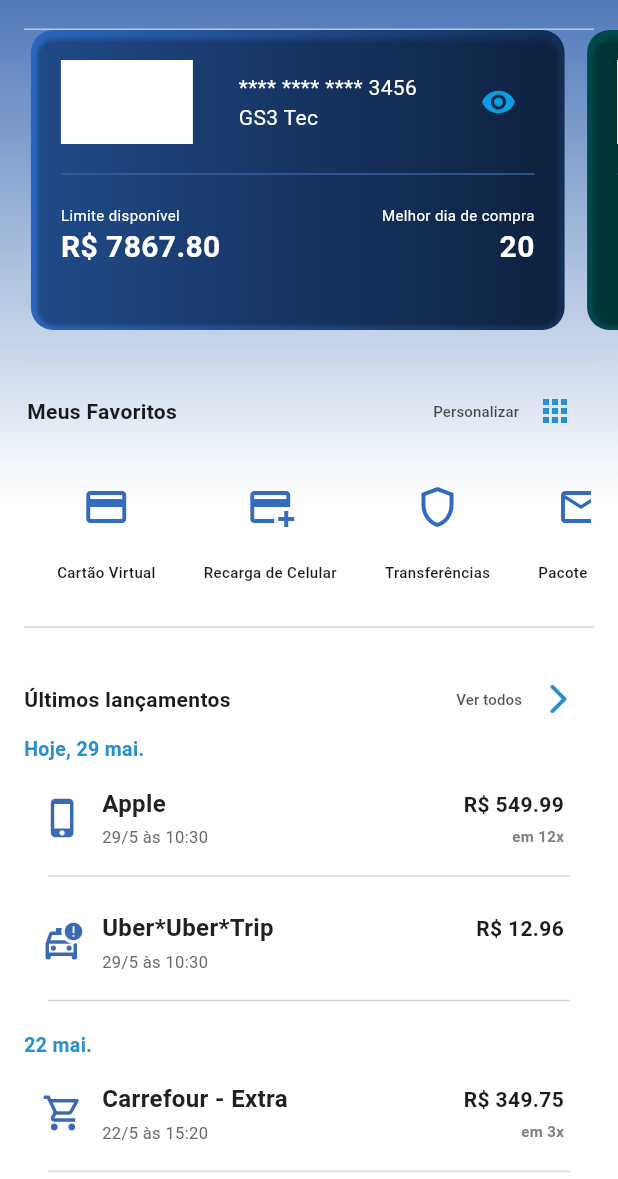
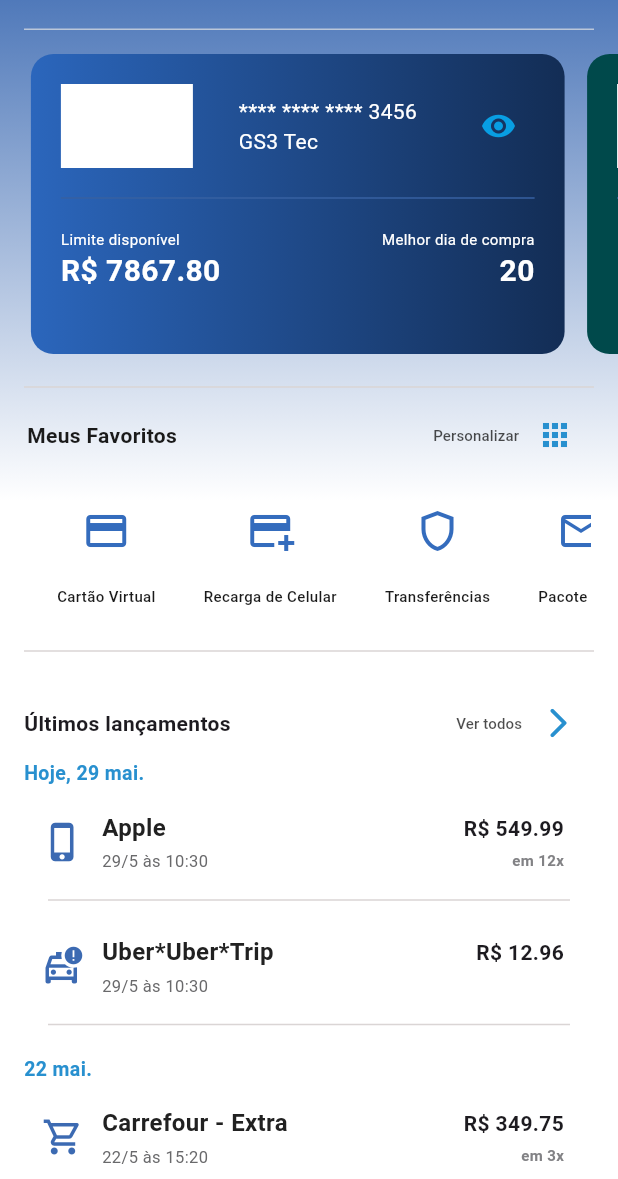
Before and after one commit to kaioenzo/gs3, a Flutter app: the screen it shows after launch, on a phone screen of 412 x 824 dp, the part 57-1236 px from its top. Run offline on Flutter 3.47's test engine with Material 3 defaults, Android fonts, the phone set to English and light mode, and no system bars; generated files the repository leaves out were written again.

Commit message:
feat: adiciona padding no account_carousel e arruma gradient

```diff
--- a/gs3/lib/widgets/account_carousel.dart
+++ b/gs3/lib/widgets/account_carousel.dart
@@ -59,7 +59,9 @@ class _AccountCarouselState extends State<AccountCarousel> {
   @override
   Widget build(BuildContext context) {
     final accountProvider = Provider.of<AccountProvider>(context);
-    return SizedBox(
+    return Padding(
+      padding: const EdgeInsets.only(top: 16.0),
+      child: SizedBox(
         height: 200,
         child: PageView.builder(
           controller: pageController,
@@ -90,6 +92,7 @@ class _AccountCarouselState extends State<AccountCarousel> {
                   ),
                   child: Card(
                     color: Colors.transparent,
+                    elevation: 0,
                     child: Padding(
                       padding: const EdgeInsets.all(16.0),
                       child: Column(
@@ -192,6 +195,7 @@ class _AccountCarouselState extends State<AccountCarousel> {
             );
           },
         ),
+      ),
     );
   }
 }
```
Lines whose indentation alone changed are shown as unchanged.
